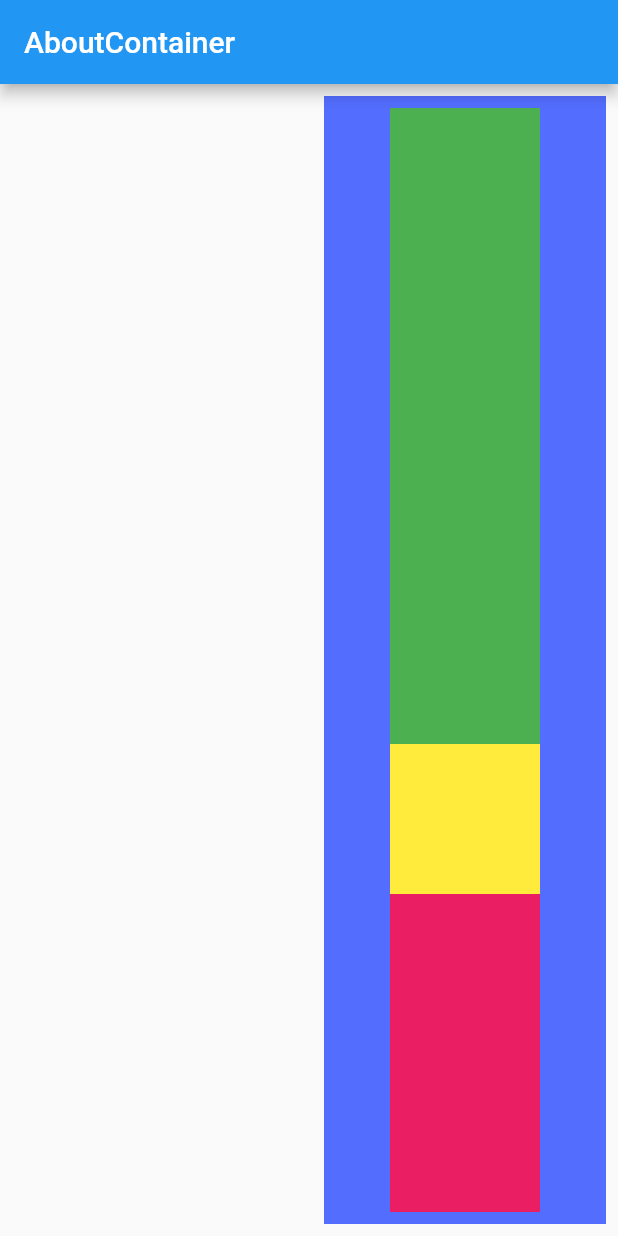
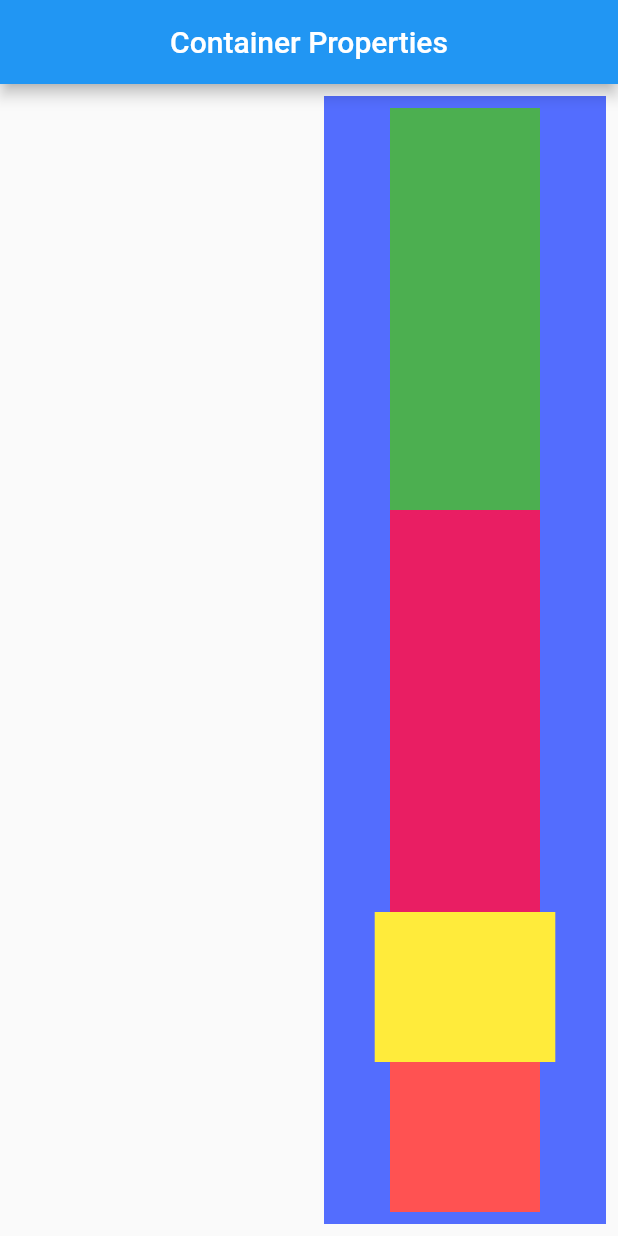
Before and after one commit to Er-Jrsingh/fluty_learn, a Flutter app: the screen it shows after launch, on a phone screen of 412 x 824 dp. Run offline on Flutter 3.47's test engine with Material 2 defaults, Android fonts, the phone set to English and light mode, and no system bars.

Commit message:
Add FractionallySizedBox

```diff
--- a/lib/main.dart
+++ b/lib/main.dart
@@ -2,7 +2,7 @@ import 'package:flutter/material.dart';
 
 void main() {
   runApp(MaterialApp(
-    title: "AboutContainer",
+    title: "Container Properties",
     home: HomePage(),
   ));
 }
@@ -12,7 +12,10 @@ class HomePage extends StatelessWidget {
   Widget build(BuildContext context) {
     return Scaffold(
       appBar: AppBar(
-        title: Text("AboutContainer"),
+        title: Text(
+          "Container Properties",
+        ),
+        centerTitle: true,
       ),
       body: Padding(
         padding: const EdgeInsets.all(8.0),
@@ -37,19 +40,30 @@ class HomePage extends StatelessWidget {
                         color: Colors.green,
                       ),
                     ),
-                    Container(
-                      padding: const EdgeInsets.all(8),
-                      width: 100,
-                      height: 100,
-                      color: Colors.yellow,
-                    ),
                     Expanded(
+                      flex: 2,
                       child: Container(
                         color: Colors.pink,
                         width: 100,
                         height: 100,
                       ),
-                    )
+                    ),
+                    FractionallySizedBox(
+                      widthFactor: 0.7,
+                      alignment: Alignment.center,
+                      child: Container(
+                        padding: const EdgeInsets.all(8),
+                        width: 100,
+                        height: 100,
+                        color: Colors.yellow,
+                      ),
+                    ),
+                    Container(
+                      padding: const EdgeInsets.all(8),
+                      width: 100,
+                      height: 100,
+                      color: Colors.redAccent,
+                    ),
                   ],
                 ),
               ),
```
